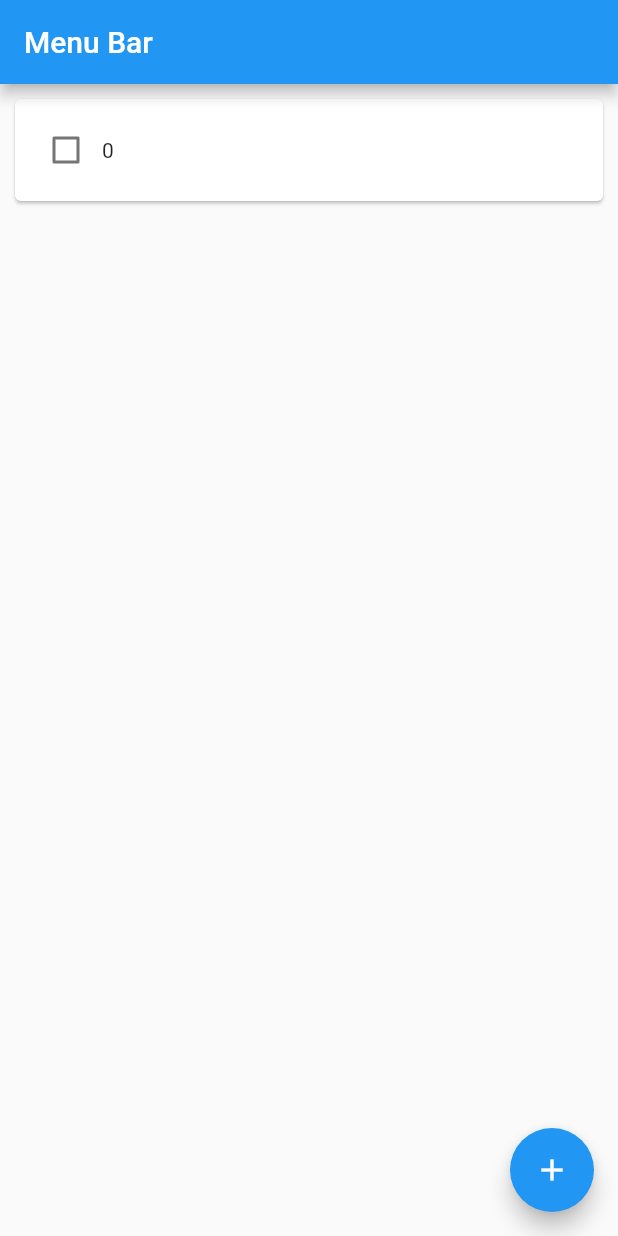
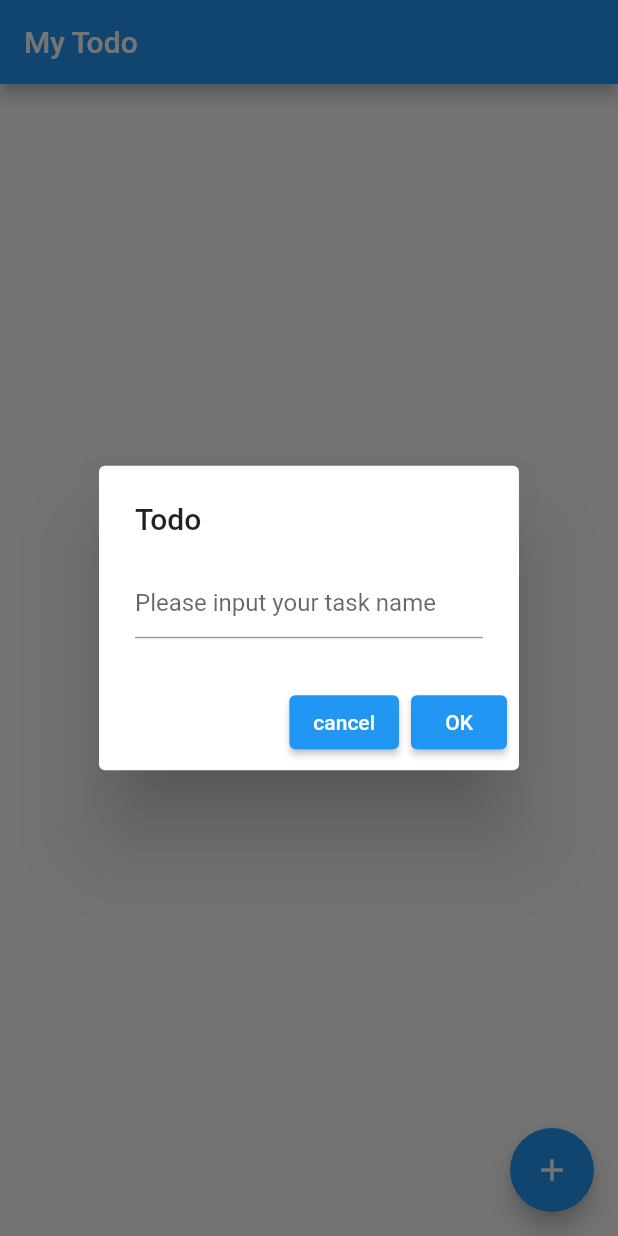
Before and after one commit to kaiyama12345679/flutter-helloworld, a Flutter app: the screen it shows after launch, after a tap on the "add" icon, on a phone screen of 412 x 824 dp. Run offline on Flutter 3.47's test engine with Material 2 defaults, Android fonts, the phone set to English and light mode, and no system bars.

Commit message:
inputフォームの追加

```diff
--- a/lib/main.dart
+++ b/lib/main.dart
@@ -31,33 +31,52 @@ class MyHomePage extends StatefulWidget {
 }
 
 class _MyHomePageState extends State<MyHomePage> {
-  var cnt = 0;
+  String? label = "";
   @override
   Widget build(BuildContext context) {
     return Scaffold(
-      appBar: AppBar(title: Text("Menu Bar")),
-      body: Center(
-          child: ListView.builder(
-        itemCount: widget.cards.length,
-        itemBuilder: (BuildContext context, int index) {
-          return widget.cards[index];
-        },
-      )),
+      appBar: AppBar(title: const Text("My Todo")),
+      body: Center(child: Text(label ?? "")),
       floatingActionButton: FloatingActionButton(
-        onPressed: () {
-          setState(() {
-            widget.cards.add(TodoCardWidget(label: "${cnt}"));
-            if (cnt == 10) {
-              cnt = 0;
-              widget.cards = [];
-            }
-            cnt += 1;
-          });
+        onPressed: () async {
+          var resultLabel = await _showTextInputDialog(context);
+          if (resultLabel != null) {
+            setState(() {
+              label = resultLabel;
+            });
+          }
         },
         child: const Icon(Icons.add),
       ),
     );
   }
+}
+
+final _textFieldController = TextEditingController();
+
+Future<String?> _showTextInputDialog(BuildContext context) async {
+  return showDialog(
+    context: context,
+    builder: (context) {
+      return AlertDialog(
+        title: const Text("Todo"),
+        content: TextField(
+          controller: _textFieldController,
+          decoration:
+              const InputDecoration(hintText: "Please input your task name"),
+        ),
+        actions: <Widget>[
+          ElevatedButton(
+              onPressed: (() => Navigator.pop(context)),
+              child: const Text("cancel")),
+          ElevatedButton(
+              onPressed: () =>
+                  Navigator.pop(context, _textFieldController.text),
+              child: const Text("OK"))
+        ],
+      );
+    },
+  );
 }
 
 class TodoCardWidget extends StatefulWidget {
```
